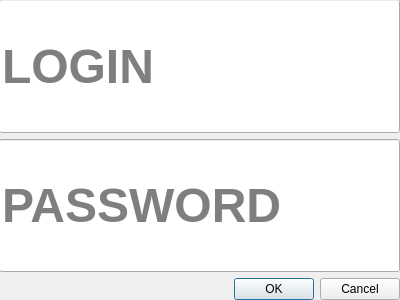
Qt form loginwindow.ui (xaionaro/tasks) before a commit.
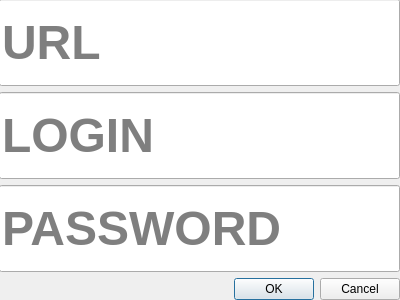
The same form after that commit.

```diff
--- a/loginwindow.ui
+++ b/loginwindow.ui
@@ -26,6 +26,30 @@
     <property name="sizeConstraint">
      <enum>QLayout::SetMaximumSize</enum>
     </property>
+    <item>
+     <layout class="QHBoxLayout" name="urlLayout">
+      <item>
+       <widget class="QLineEdit" name="url">
+        <property name="sizePolicy">
+         <sizepolicy hsizetype="Expanding" vsizetype="Minimum">
+          <horstretch>0</horstretch>
+          <verstretch>0</verstretch>
+         </sizepolicy>
+        </property>
+        <property name="font">
+         <font>
+          <pointsize>36</pointsize>
+          <weight>75</weight>
+          <bold>true</bold>
+         </font>
+        </property>
+        <property name="placeholderText">
+         <string>URL</string>
+        </property>
+       </widget>
+      </item>
+     </layout>
+    </item>
     <item>
      <layout class="QHBoxLayout" name="loginLayout">
       <item>
```
